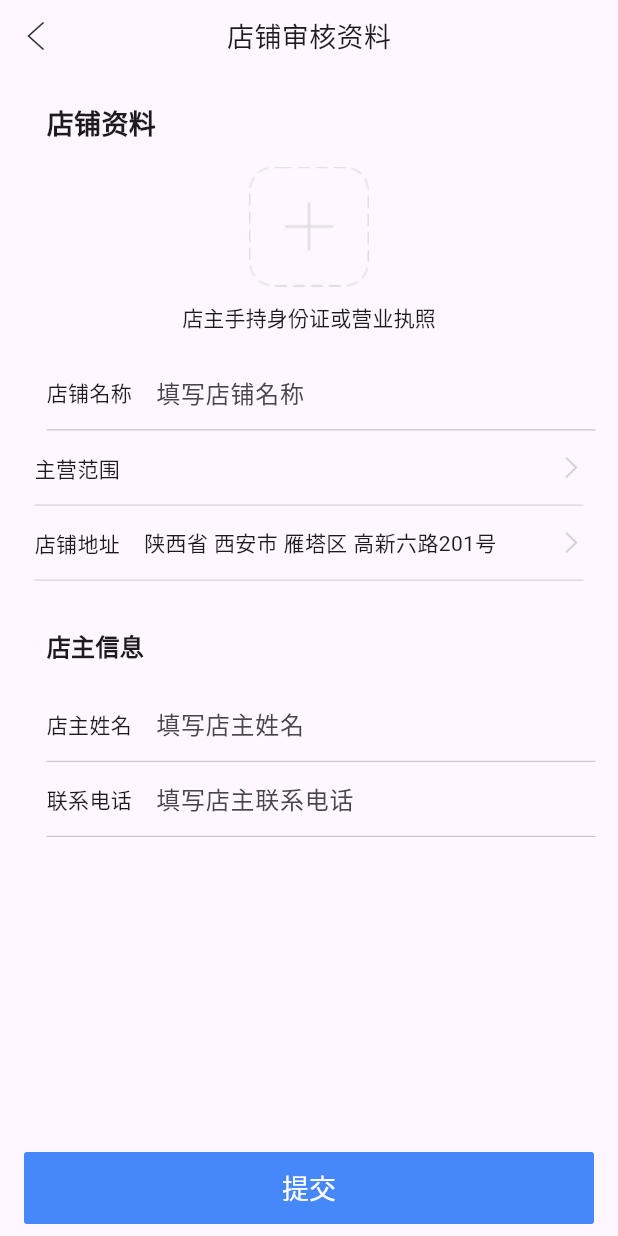
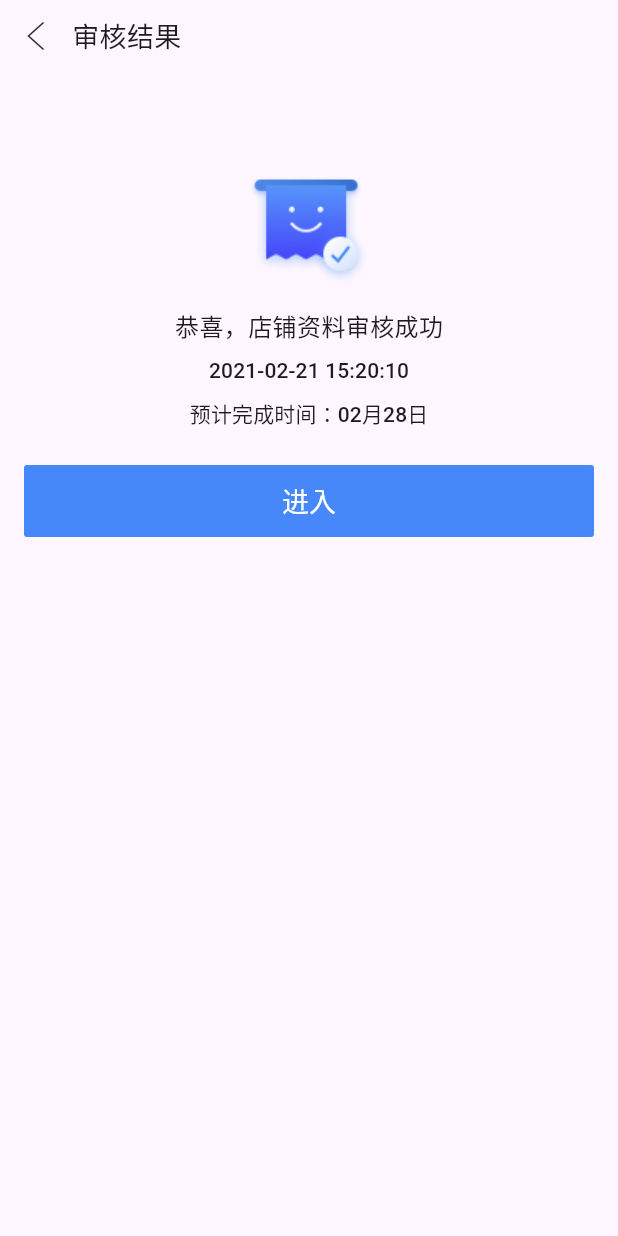
Before and after one commit to yuyalei/deer_imitate, a Flutter app: the StoreAuditPage screen opened by its route, after a tap on "提交", on a phone screen of 412 x 824 dp. Run offline on Flutter 3.47's test engine with Material 3 defaults, Android fonts, the light colour scheme and no system bars; drawn by our look-alikes of oktoast; our stand-ins replace azlistview, cached_network_image, device_info_plus, dio, fluro, keyboard_actions and 2 more; missing offline and left inert: common_utils, flutter_swiper_null_safety_flutter3, sp_util.

Commit message:
auditResultPage

```diff
--- a/lib/store/page/store_audit_page.dart
+++ b/lib/store/page/store_audit_page.dart
@@ -1,5 +1,6 @@
 import 'package:deer_imitate/res/resources.dart';
 import 'package:deer_imitate/routers/fluro_navigator.dart';
+import 'package:deer_imitate/store/store_router.dart';
 import 'package:deer_imitate/widgets/my_app_bar.dart';
 import 'package:deer_imitate/widgets/my_button.dart';
 import 'package:deer_imitate/widgets/my_scroll_view.dart';
@@ -36,7 +37,7 @@ class _StoreAuditPageState extends State<StoreAuditPage> {
                 left: 16.0, right: 16.0, bottom: 8.0),
             child: MyButton(
               onPressed: () {
-
+                NavigatorUtils.push(context, StoreRouter.auditResultPage);
               },
               text: "提交",
             ),
--- /dev/null
+++ b/lib/store/page/store_audit_result_page.dart
@@ -0,0 +1,62 @@
+import 'package:deer_imitate/widgets/my_app_bar.dart';
+import 'package:flutter/material.dart';
+
+import '../../res/gaps.dart';
+import '../../res/styles.dart';
+import '../../widgets/load_image.dart';
+import '../../widgets/my_button.dart';
+
+class StoreAuditResultPage extends StatefulWidget{
+
+  @override
+  State<StatefulWidget> createState() {
+    return _StoreAuditResultPageState();
+  }
+
+  const StoreAuditResultPage({super.key});
+}
+
+class _StoreAuditResultPageState extends State<StoreAuditResultPage>{
+  @override
+  Widget build(BuildContext context) {
+    return Scaffold(
+      appBar: const MyAppBar(
+        title: '审核结果',
+      ),
+      body: Padding(
+        padding: const EdgeInsets.all(16.0),
+        child: Column(
+          children: [
+            Gaps.vGap50,
+            const LoadAssetImage('store/icon_success',
+              width: 80.0,
+              height: 80.0,
+            ),
+            Gaps.vGap12,
+            const Text(
+              '恭喜，店铺资料审核成功',
+              style: TextStyles.textSize16,
+            ),
+            Gaps.vGap8,
+            Text(
+              '2021-02-21 15:20:10',
+              style: Theme.of(context).textTheme.titleSmall,
+            ),
+            Gaps.vGap8,
+            Text(
+              '预计完成时间：02月28日',
+              style: Theme.of(context).textTheme.titleSmall,
+            ),
+            Gaps.vGap24,
+            MyButton(
+              onPressed: () {
+
+              },
+              text: '进入',
+            )
+          ],
+        ),
+      ),
+    );
+  }
+}
--- a/lib/store/store_router.dart
+++ b/lib/store/store_router.dart
@@ -1,13 +1,16 @@
 import 'package:deer_imitate/routers/i_router.dart';
 import 'package:deer_imitate/store/page/store_audit_page.dart';
+import 'package:deer_imitate/store/page/store_audit_result_page.dart';
 import 'package:fluro/fluro.dart';
 import 'package:fluro/src/fluro_router.dart';
 
 class StoreRouter implements IRouterProvider{
   static String auditPage = '/store/audit';
+  static String auditResultPage = '/store/auditResult';
   @override
   void initRouter(FluroRouter router) {
     router.define(auditPage, handler: Handler(handlerFunc: (_, __) => const StoreAuditPage()));
+    router.define(auditResultPage, handler: Handler(handlerFunc: (_,__) => const StoreAuditResultPage()));
   }
 
 }
```
